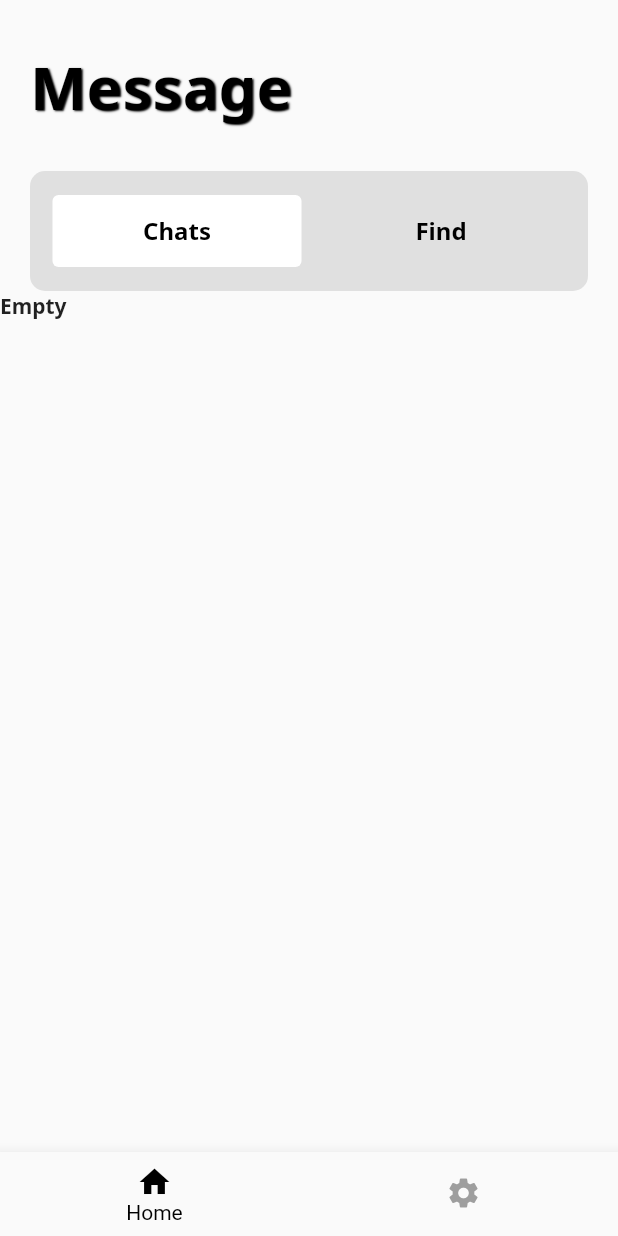
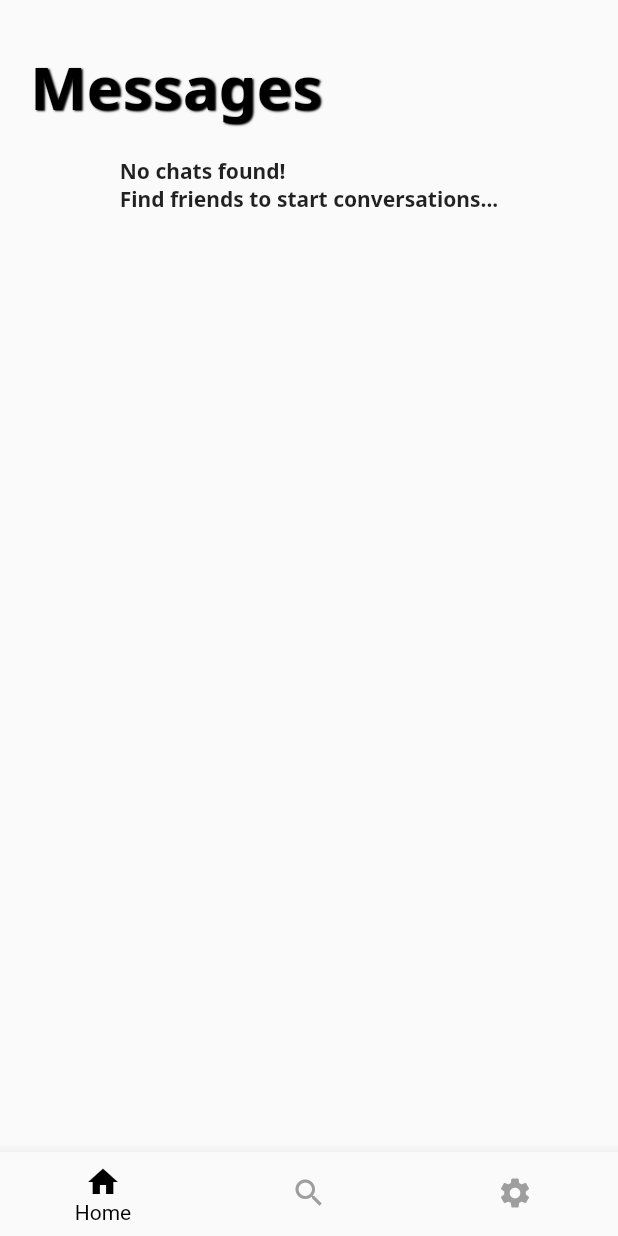
Before and after one commit to Harmanjit14/chat-app-frontend, a Flutter app: the AllChats screen opened directly, on a phone screen of 412 x 824 dp. Run offline on Flutter 3.47's test engine with Material 2 defaults, Android fonts, the light colour scheme and no system bars; our stand-ins replace cloud_firestore, firebase_core, flutter_spinkit, get, google_fonts, graphql; accounts and stored records are empty.

Commit message:
messages

```diff
--- a/lib/screens/holder.dart
+++ b/lib/screens/holder.dart
@@ -1,5 +1,6 @@
 
 import 'package:Huddle/screens/messaging.dart';
+import 'package:Huddle/screens/newppl.dart';
 import 'package:Huddle/screens/settings.dart';
 import 'package:flutter/material.dart';
 
@@ -38,6 +39,10 @@ class _AllChatsState extends State<AllChats> {
               icon: Icon(Icons.home),
               label: "Home",
             ),
+             BottomNavigationBarItem(
+              icon: Icon(Icons.search),
+              label: "Find",
+            ),
             BottomNavigationBarItem(
                 icon: Icon(Icons.settings), label: "Settings"),
           ]),
@@ -46,6 +51,7 @@ class _AllChatsState extends State<AllChats> {
         controller: controller,
         children: [
           Messaging(),
+          FindPeople(),
           Profile(),
         ],
         onPageChanged: (value) {
--- a/lib/screens/messaging.dart
+++ b/lib/screens/messaging.dart
@@ -11,8 +11,8 @@ class Messaging extends StatelessWidget {
   Widget chatbox(
       String image, String name, String lastmsg, String time, ChatData obj) {
     return Container(
-      height: 70,
-      margin: EdgeInsets.fromLTRB(20, 20, 20, 10),
+      height: 65,
+      margin: EdgeInsets.fromLTRB(20, 10, 20, 5),
       child: InkWell(
         onTap: () {
           Get.to(() => MyChatScreen(
@@ -25,7 +25,7 @@ class Messaging extends StatelessWidget {
               Container(
                 child: CircleAvatar(
                   backgroundImage: NetworkImage(image.toString()),
-                  radius: 30,
+                  radius: 26,
                 ),
               ),
               Expanded(
@@ -39,12 +39,12 @@ class Messaging extends StatelessWidget {
                       RegularText(
                         text: name,
                         color: Colors.black,
-                        size: 20,
+                        size: 18,
                       ),
                       RegularText(
                         text: lastmsg,
                         color: Colors.black,
-                        size: 15,
+                        size: 13,
                       ),
                     ],
                   ),
@@ -70,78 +70,21 @@ class Messaging extends StatelessWidget {
         mainAxisSize: MainAxisSize.max,
         children: [
           Container(
-              margin: EdgeInsets.fromLTRB(20, 30, 0, 0),
+              margin: EdgeInsets.fromLTRB(20, 30, 0, 20),
               child: ShadowBoldText(
                 color: Colors.black,
-                text: "Message",
+                text: "Messages",
                 size: 40,
               )),
-          Container(
-            padding: EdgeInsets.fromLTRB(15, 15, 15, 15),
-            height: 80,
-            margin: EdgeInsets.fromLTRB(20, 30, 20, 0),
-            decoration: BoxDecoration(
-              borderRadius: BorderRadius.circular(10),
-              color: Colors.grey[300],
-            ),
-            child: Row(
-              children: [
-                Expanded(
-                  child: Container(
-                      child: Obx(
-                    () => ElevatedButton(
-                      style: ButtonStyle(
-                        elevation: MaterialStateProperty.all(0),
-                        backgroundColor: (indexController.index.value == 0)
-                            ? MaterialStateProperty.all<Color>(Colors.white)
-                            : MaterialStateProperty.all<Color>(
-                                Colors.grey[300]),
-                      ),
-                      onPressed: () {
-                        indexController.index.value = 0;
-                      },
-                      child: Container(
-                        padding: EdgeInsets.all(13),
-                        child: BoldText(
-                            text: "Chats", color: Colors.black, size: 16),
-                      ),
+
+          (chats.isEmpty)
+              ? Center(
+                child: Container(
+                    child: BoldText(
+                      text: "No chats found!\nFind friends to start conversations...",
                     ),
-                  )),
-                ),
-                SizedBox(
-                  width: 10,
-                ),
-                Expanded(
-                  child: Container(
-                      child: Obx(
-                    () => ElevatedButton(
-                      style: ButtonStyle(
-                        elevation: MaterialStateProperty.all(0),
-                        backgroundColor: (indexController.index.value == 1)
-                            ? MaterialStateProperty.all<Color>(Colors.white)
-                            : MaterialStateProperty.all<Color>(
-                                Colors.grey[300]),
-                      ),
-                      onPressed: () {
-                        indexController.index.value = 1;
-                      },
-                      child: Container(
-                        padding: EdgeInsets.all(13),
-                        child: BoldText(
-                            text: "Find", color: Colors.black, size: 16),
-                      ),
-                    ),
-                  )),
-                ),
-              ],
-            ),
-          ),
-          (chats.isEmpty)
-              ? Container(
-                  child: BoldText(
-                    text: "Empty",
                   ),
-                )
+              )
               : ListView.builder(
                   itemCount: chats.length,
                   shrinkWrap: true,
--- a/lib/screens/newppl.dart
+++ b/lib/screens/newppl.dart
@@ -0,0 +1,15 @@
+import 'package:flutter/material.dart';
+
+class FindPeople extends StatefulWidget {
+  @override
+  _FindPeopleState createState() => _FindPeopleState();
+}
+
+class _FindPeopleState extends State<FindPeople> {
+  @override
+  Widget build(BuildContext context) {
+    return Container(
+
+    );
+  }
+}
```
